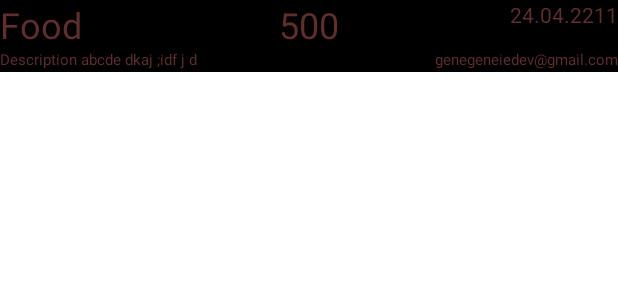
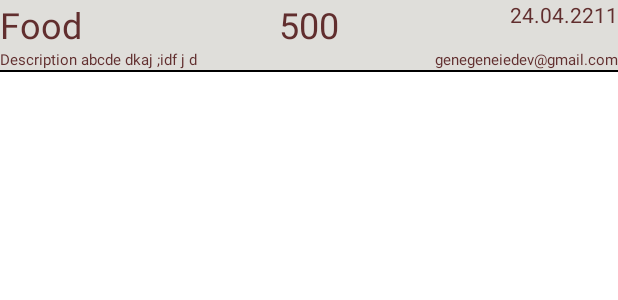
Before and after one commit to GeneGenieRus/save-my-money-app, an Android app: the layout record_item.xml on its own in the app's theme, with its tools: preview values and no code run, on a phone screen of 412 x 824 dp. Shown: the top 300 px of the screen. Run offline under Robolectric (Android 15) with nearby library versions, the phone set to English and light mode, and no system bars.

Commit message:
style changes

```diff
--- a/app/src/main/res/layout/record_item.xml
+++ b/app/src/main/res/layout/record_item.xml
@@ -26,7 +26,8 @@
         android:id="@+id/record_item_inner_frame"
         android:layout_width="match_parent"
         android:layout_height="match_parent"
-        android:layout_marginBottom="1dp">
+        android:layout_marginBottom="1dp"
+        android:background="#DFDEDA">
 
         <TextView
             android:id="@+id/record_item_description"
```
